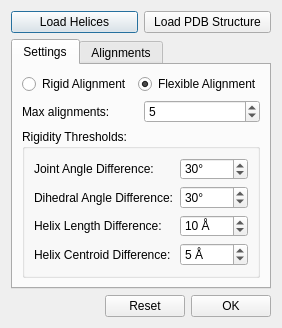
Above: Gorgon/src_ui/ui_dialog_calpha_flexible_fitting.ui from GorgonCryoEM/Gorgon before the change. Below: the same form after it.
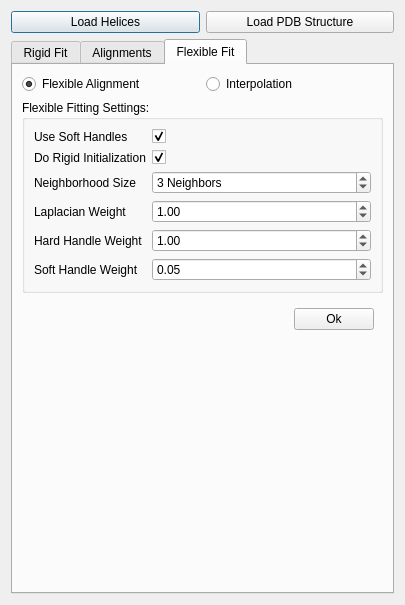
That is the form after the change. The open tabs and pages were chosen to show the change.

Commit message: LARGE update.  Added flexible fitting functionality, lots of logic in FlexibleFittingEngine.h

```diff
--- a/Gorgon/src_ui/ui_dialog_calpha_flexible_fitting.ui
+++ b/Gorgon/src_ui/ui_dialog_calpha_flexible_fitting.ui
@@ -1,12 +1,12 @@
 <ui version="4.0" >
  <class>DialogCAlphaFlexibleFitting</class>
- <widget class="QDialog" name="DialogCAlphaFlexibleFitting" >
-  <property name="geometry" >
+ <widget class="QDialog" name="DialogCAlphaFlexibleFitting">
+  <property name="geometry">
    <rect>
     <x>0</x>
     <y>0</y>
-    <width>282</width>
-    <height>328</height>
+    <width>405</width>
+    <height>605</height>
    </rect>
   </property>
   <property name="sizePolicy" >
@@ -54,43 +54,16 @@
      <property name="currentIndex" >
       <number>0</number>
      </property>
-     <widget class="QWidget" name="tabSettings" >
-      <attribute name="title" >
-       <string>Settings</string>
+     <widget class="QWidget" name="tabRigid">
+      <attribute name="title">
+       <string>Rigid Fit</string>
       </attribute>
-      <layout class="QVBoxLayout" name="verticalLayout" >
+      <layout class="QVBoxLayout" name="verticalLayout_6">
        <item>
         <layout class="QHBoxLayout" name="horizontalLayout_2" >
          <item>
-          <widget class="QRadioButton" name="radioButtonRigidFitting" >
-           <property name="toolTip" >
-            <string>Align the backbone to the density without allowing for deformations</string>
-           </property>
-           <property name="text" >
-            <string>Rigid Alignment</string>
-           </property>
-          </widget>
-         </item>
-         <item>
-          <widget class="QRadioButton" name="radioButtonFlexibleFitting" >
-           <property name="toolTip" >
-            <string>Align the backbone to the density while allowing for deformations</string>
-           </property>
-           <property name="text" >
-            <string>Flexible Alignment</string>
-           </property>
-           <property name="checked" >
-            <bool>true</bool>
-           </property>
-          </widget>
-         </item>
-        </layout>
-       </item>
-       <item>
-        <layout class="QHBoxLayout" name="horizontalLayout_4" >
-         <item>
-          <widget class="QLabel" name="labelCandidateCount" >
-           <property name="toolTip" >
+          <widget class="QLabel" name="labelCandidateCount">
+           <property name="toolTip">
             <string>Maximum dihedral angle between helices that are being aligned</string>
            </property>
            <property name="text" >
@@ -99,8 +72,8 @@
           </widget>
          </item>
          <item>
-          <widget class="QSpinBox" name="spinBoxMaxAlignments" >
-           <property name="toolTip" >
+          <widget class="QSpinBox" name="spinBoxMaxAlignments">
+           <property name="toolTip">
             <string>Maximum difference between centroids of helices being aligned</string>
            </property>
            <property name="suffix" >
@@ -120,17 +93,20 @@
         </layout>
        </item>
        <item>
-        <widget class="QGroupBox" name="groupBoxAdvancedSettings" >
-         <property name="title" >
+        <widget class="QGroupBox" name="groupBoxAdvancedSettings">
+         <property name="title">
           <string>Rigidity Thresholds:</string>
          </property>
-         <layout class="QFormLayout" name="formLayout" >
-          <item row="0" column="0" >
-           <widget class="QLabel" name="labelJointAngleThreshold" >
-            <property name="toolTip" >
+         <layout class="QFormLayout" name="formLayout_3">
+          <property name="fieldGrowthPolicy">
+           <enum>QFormLayout::AllNonFixedFieldsGrow</enum>
+          </property>
+          <item row="0" column="0">
+           <widget class="QLabel" name="labelJointAngleThreshold_4">
+            <property name="toolTip">
              <string/>
             </property>
-            <property name="text" >
+            <property name="text">
              <string>Joint Angle Difference:</string>
             </property>
            </widget>
@@ -151,12 +127,12 @@
             </property>
            </widget>
           </item>
-          <item row="1" column="0" >
-           <widget class="QLabel" name="labelJointAngleThreshold_2" >
-            <property name="toolTip" >
+          <item row="1" column="0">
+           <widget class="QLabel" name="labelJointAngleThreshold_3">
+            <property name="toolTip">
              <string/>
             </property>
-            <property name="text" >
+            <property name="text">
              <string>Dihedral Angle Difference:</string>
             </property>
            </widget>
@@ -177,12 +153,12 @@
             </property>
            </widget>
           </item>
-          <item row="2" column="0" >
-           <widget class="QLabel" name="labelJointAngleThreshold_3" >
-            <property name="toolTip" >
+          <item row="2" column="0">
+           <widget class="QLabel" name="labelJointAngleThreshold_2">
+            <property name="toolTip">
              <string/>
             </property>
-            <property name="text" >
+            <property name="text">
              <string>Helix Length Difference:</string>
             </property>
            </widget>
@@ -203,12 +179,12 @@
             </property>
            </widget>
           </item>
-          <item row="3" column="0" >
-           <widget class="QLabel" name="labelJointAngleThreshold_4" >
-            <property name="toolTip" >
+          <item row="3" column="0">
+           <widget class="QLabel" name="labelJointAngleThreshold">
+            <property name="toolTip">
              <string>Maximum dihedral angle between helices that are being aligned</string>
             </property>
-            <property name="text" >
+            <property name="text">
              <string>Helix Centroid Difference:</string>
             </property>
            </widget>
@@ -232,6 +208,50 @@
          </layout>
         </widget>
        </item>
+       <item>
+        <layout class="QHBoxLayout" name="horizontalLayout_3">
+         <item>
+          <spacer name="horizontalSpacer">
+           <property name="orientation">
+            <enum>Qt::Horizontal</enum>
+           </property>
+           <property name="sizeHint" stdset="0">
+            <size>
+             <width>358</width>
+             <height>20</height>
+            </size>
+           </property>
+          </spacer>
+         </item>
+         <item>
+          <widget class="QPushButton" name="pushButtonReset">
+           <property name="text">
+            <string>Reset</string>
+           </property>
+          </widget>
+         </item>
+         <item>
+          <widget class="QPushButton" name="pushButtonOk">
+           <property name="text">
+            <string>Ok</string>
+           </property>
+          </widget>
+         </item>
+        </layout>
+       </item>
+       <item>
+        <spacer name="verticalSpacer">
+         <property name="orientation">
+          <enum>Qt::Vertical</enum>
+         </property>
+         <property name="sizeHint" stdset="0">
+          <size>
+           <width>20</width>
+           <height>40</height>
+          </size>
+         </property>
+        </spacer>
+       </item>
       </layout>
      </widget>
      <widget class="QWidget" name="tabAlignments" >
@@ -272,54 +292,335 @@
          </column>
         </widget>
        </item>
+       <item>
+        <widget class="QWidget" name="widget_2" native="true">
+         <layout class="QHBoxLayout" name="horizontalLayout_4">
+          <item>
+           <widget class="QLabel" name="label_2">
+            <property name="text">
+             <string>Align to Cluster:</string>
+            </property>
+           </widget>
+          </item>
+          <item>
+           <widget class="QComboBox" name="comboBoxCluster"/>
+          </item>
+         </layout>
+        </widget>
+       </item>
+       <item>
+        <widget class="QGroupBox" name="groupBoxHelixMatching">
+         <property name="title">
+          <string>Helix Matching:</string>
+         </property>
+         <layout class="QVBoxLayout" name="verticalLayout_4">
+          <item>
+           <widget class="QLabel" name="label">
+            <property name="lineWidth">
+             <number>2</number>
+            </property>
+            <property name="text">
+             <string>Select one PDB Ribbon Helix and one SSE Cylinder Helix in order to pair them as a cluster.  </string>
+            </property>
+            <property name="wordWrap">
+             <bool>true</bool>
+            </property>
+           </widget>
+          </item>
+          <item>
+           <layout class="QHBoxLayout" name="horizontalLayout_6">
+            <item>
+             <spacer name="horizontalSpacer_2">
+              <property name="orientation">
+               <enum>Qt::Horizontal</enum>
+              </property>
+              <property name="sizeHint" stdset="0">
+               <size>
+                <width>40</width>
+                <height>20</height>
+               </size>
+              </property>
+             </spacer>
+            </item>
+            <item>
+             <widget class="QPushButton" name="pushButtonMatchHelices">
+              <property name="text">
+               <string>Match Helices</string>
+              </property>
+             </widget>
+            </item>
+           </layout>
+          </item>
+         </layout>
+        </widget>
+       </item>
+       <item>
+        <widget class="QGroupBox" name="groupBoxClusterMerging">
+         <property name="title">
+          <string>Merge Clusters:</string>
+         </property>
+         <layout class="QGridLayout" name="gridLayout">
+          <item row="0" column="0">
+           <widget class="QLabel" name="label_3">
+            <property name="text">
+             <string>Cluster 1: </string>
+            </property>
+           </widget>
+          </item>
+          <item row="0" column="1">
+           <widget class="QComboBox" name="comboBoxMerge1"/>
+          </item>
+          <item row="1" column="0">
+           <widget class="QLabel" name="label_4">
+            <property name="text">
+             <string>Cluster 2:</string>
+            </property>
+           </widget>
+          </item>
+          <item row="1" column="1">
+           <widget class="QComboBox" name="comboBoxMerge2"/>
+          </item>
+          <item row="2" column="0" colspan="2">
+           <layout class="QHBoxLayout" name="horizontalLayout_7">
+            <item>
+             <spacer name="horizontalSpacer_3">
+              <property name="orientation">
+               <enum>Qt::Horizontal</enum>
+              </property>
+              <property name="sizeHint" stdset="0">
+               <size>
+                <width>40</width>
+                <height>20</height>
+               </size>
+              </property>
+             </spacer>
+            </item>
+            <item>
+             <widget class="QPushButton" name="pushButtonMergeClusters">
+              <property name="text">
+               <string>Merge Clusters</string>
+              </property>
+             </widget>
+            </item>
+           </layout>
+          </item>
+         </layout>
+        </widget>
+       </item>
+       <item>
+        <spacer name="verticalSpacer_4">
+         <property name="orientation">
+          <enum>Qt::Vertical</enum>
+         </property>
+         <property name="sizeHint" stdset="0">
+          <size>
+           <width>20</width>
+           <height>40</height>
+          </size>
+         </property>
+        </spacer>
+       </item>
+      </layout>
+     </widget>
+     <widget class="QWidget" name="tabFlexibleFit">
+      <attribute name="title">
+       <string>Flexible Fit</string>
+      </attribute>
+      <layout class="QVBoxLayout" name="verticalLayout">
+       <item>
+        <layout class="QHBoxLayout" name="horizontalLayout_2">
+         <item>
+          <widget class="QRadioButton" name="radioButtonFlexibleFitting">
+           <property name="toolTip">
+            <string>Align the backbone to the density while allowing for deformations</string>
+           </property>
+           <property name="text">
+            <string>Flexible Alignment</string>
+           </property>
+           <property name="checked">
+            <bool>true</bool>
+           </property>
+          </widget>
+         </item>
+         <item>
+          <widget class="QRadioButton" name="radioButtonInterpolation">
+           <property name="text">
+            <string>Interpolation</string>
+           </property>
+          </widget>
+         </item>
+        </layout>
+       </item>
+       <item>
+        <widget class="QGroupBox" name="groupBoxFlexibleSettings">
+         <property name="title">
+          <string>Flexible Fitting Settings:</string>
+         </property>
+         <layout class="QVBoxLayout" name="verticalLayout_7">
+          <item>
+           <layout class="QFormLayout" name="flexibleSettings">
+            <property name="fieldGrowthPolicy">
+             <enum>QFormLayout::AllNonFixedFieldsGrow</enum>
+            </property>
+            <item row="0" column="1">
+             <widget class="QCheckBox" name="useSoftHandlesCheckBox">
+              <property name="checked">
+               <bool>true</bool>
+              </property>
+              <property name="tristate">
+               <bool>false</bool>
+              </property>
+             </widget>
+            </item>
+            <item row="1" column="0">
+             <widget class="QLabel" name="doRigidInitializationLabel">
+              <property name="text">
+               <string>Do Rigid Initialization</string>
+              </property>
+             </widget>
+            </item>
+            <item row="1" column="1">
+             <widget class="QCheckBox" name="doRigidInitializationCheckBox">
+              <property name="checked">
+               <bool>true</bool>
+              </property>
+             </widget>
+            </item>
+            <item row="2" column="0">
+             <widget class="QLabel" name="neighborhoodSizeLabel">
+              <property name="text">
+               <string>Neighborhood Size</string>
+              </property>
+             </widget>
+            </item>
+            <item row="2" column="1">
+             <widget class="QSpinBox" name="neighborhoodSizeSpinBox">
+              <property name="suffix">
+               <string> Neighbors</string>
+              </property>
+              <property name="minimum">
+               <number>2</number>
+              </property>
+              <property name="value">
+               <number>3</number>
+              </property>
+             </widget>
+            </item>
+            <item row="3" column="0">
+             <widget class="QLabel" name="laplacianWeightLabel">
+              <property name="text">
+               <string>Laplacian Weight</string>
+              </property>
+             </widget>
+            </item>
+            <item row="3" column="1">
+             <widget class="QDoubleSpinBox" name="laplacianWeightDoubleSpinBox">
+              <property name="maximum">
+               <double>2.000000000000000</double>
+              </property>
+              <property name="singleStep">
+               <double>0.010000000000000</double>
+              </property>
+              <property name="value">
+               <double>1.000000000000000</double>
+              </property>
+             </widget>
+            </item>
+            <item row="4" column="0">
+             <widget class="QLabel" name="hardHandleWeightLabel">
+              <property name="text">
+               <string>Hard Handle Weight</string>
+              </property>
+             </widget>
+            </item>
+            <item row="4" column="1">
+             <widget class="QDoubleSpinBox" name="hardHandleWeightDoubleSpinBox">
+              <property name="maximum">
+               <double>2.000000000000000</double>
+              </property>
+              <property name="singleStep">
+               <double>0.010000000000000</double>
+              </property>
+              <property name="value">
+               <double>1.000000000000000</double>
+              </property>
+             </widget>
+            </item>
+            <item row="5" column="0">
+             <widget class="QLabel" name="softHandleWeightLabel">
+              <property name="text">
+               <string>Soft Handle Weight</string>
+              </property>
+             </widget>
+            </item>
+            <item row="5" column="1">
+             <widget class="QDoubleSpinBox" name="softHandleWeightDoubleSpinBox">
+              <property name="maximum">
+               <double>2.000000000000000</double>
+              </property>
+              <property name="singleStep">
+               <double>0.010000000000000</double>
+              </property>
+              <property name="value">
+               <double>0.050000000000000</double>
+              </property>
+             </widget>
+            </item>
+            <item row="0" column="0">
+             <widget class="QLabel" name="useSoftHandlesLabel">
+              <property name="text">
+               <string>Use Soft Handles</string>
+              </property>
+             </widget>
+            </item>
+           </layout>
+          </item>
+         </layout>
+        </widget>
+       </item>
+       <item>
+        <widget class="QWidget" name="widget" native="true">
+         <layout class="QHBoxLayout" name="horizontalLayout_15">
+          <item>
+           <spacer name="horizontalSpacer_5">
+            <property name="orientation">
+             <enum>Qt::Horizontal</enum>
+            </property>
+            <property name="sizeHint" stdset="0">
+             <size>
+              <width>40</width>
+              <height>20</height>
+             </size>
+            </property>
+           </spacer>
+          </item>
+          <item>
+           <widget class="QPushButton" name="pushButtonRunFlexible">
+            <property name="text">
+             <string>Ok</string>
+            </property>
+           </widget>
+          </item>
+         </layout>
+        </widget>
+       </item>
+       <item>
+        <spacer name="verticalSpacer_3">
+         <property name="orientation">
+          <enum>Qt::Vertical</enum>
+         </property>
+         <property name="sizeHint" stdset="0">
+          <size>
+           <width>20</width>
+           <height>40</height>
+          </size>
+         </property>
+        </spacer>
+       </item>
       </layout>
      </widget>
     </widget>
    </item>
-   <item>
-    <layout class="QHBoxLayout" name="horizontalLayout_3" >
-     <item>
-      <spacer name="horizontalSpacer" >
-       <property name="orientation" >
-        <enum>Qt::Horizontal</enum>
-       </property>
-       <property name="sizeHint" stdset="0" >
-        <size>
-         <width>78</width>
-         <height>17</height>
-        </size>
-       </property>
-      </spacer>
-     </item>
-     <item>
-      <widget class="QPushButton" name="pushButtonReset" >
-       <property name="text" >
-        <string>Reset</string>
-       </property>
-      </widget>
-     </item>
-     <item>
-      <widget class="QPushButton" name="pushButtonOk" >
-       <property name="text" >
-        <string>OK</string>
-       </property>
-      </widget>
-     </item>
-    </layout>
-   </item>
-   <item>
-    <spacer name="verticalSpacer" >
-     <property name="orientation" >
-      <enum>Qt::Vertical</enum>
-     </property>
-     <property name="sizeHint" stdset="0" >
-      <size>
-       <width>20</width>
-       <height>6</height>
-      </size>
-     </property>
-    </spacer>
-   </item>
   </layout>
  </widget>
  <tabstops>
```
Left out of the diff: 152 changed lines with no effect on the pictures. The commit also changes 14 other files.
